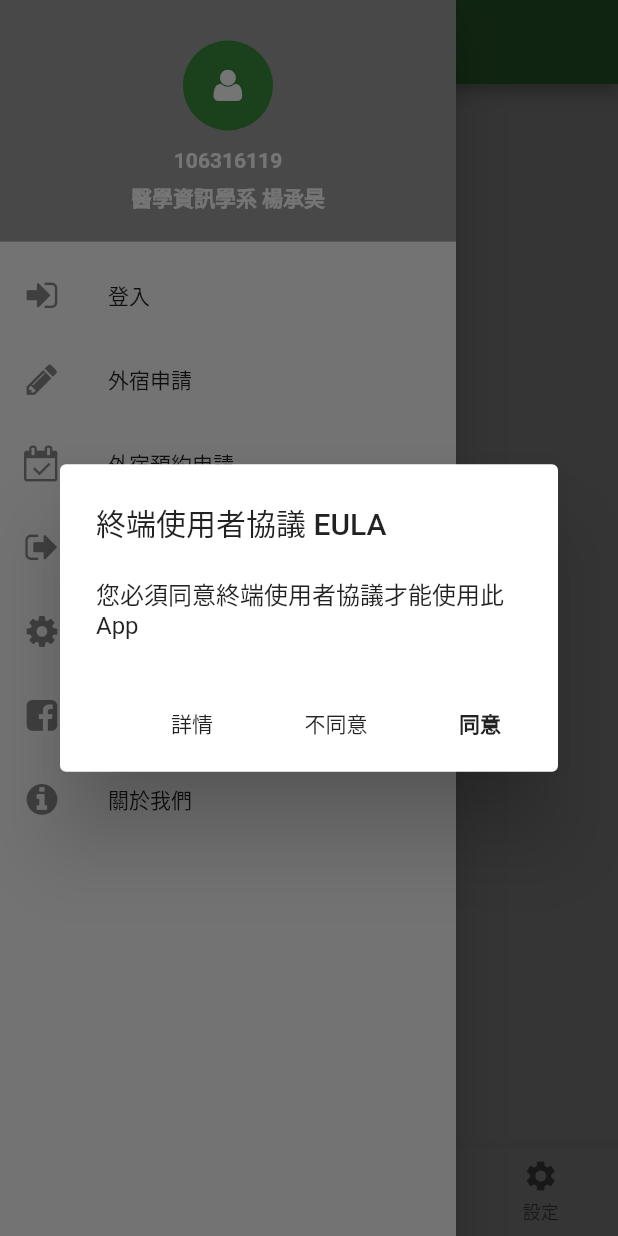
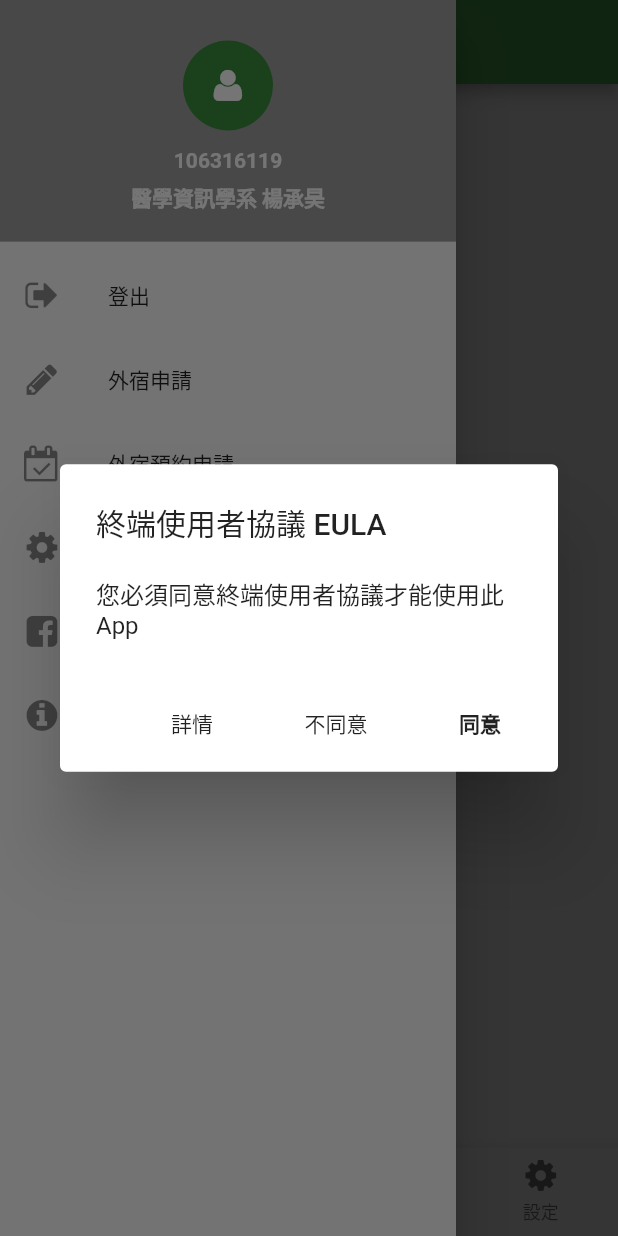
Before and after one commit to tico88612/tcu_myinfo_app, a Flutter app: the screen it shows after launch, with the side drawer open, on a phone screen of 412 x 824 dp. Run offline on Flutter 3.47's test engine with Material 2 defaults, Android fonts, the phone set to English and light mode, and no system bars.

Commit message:
Restore StatefulWeight and add icon

```diff
--- a/lib/MainPage.dart
+++ b/lib/MainPage.dart
@@ -1,4 +1,5 @@
 import 'package:flutter/material.dart';
+import 'package:tcu_myinfo_app/presentation/t_c_u_myinfo_icon_icons.dart';
 
 import 'package:tcu_myinfo_app/views/AppDrawer.dart';
 import 'package:tcu_myinfo_app/views/EULADialog.dart';
@@ -6,14 +7,14 @@ import 'package:tcu_myinfo_app/views/EULADialog.dart';
 class MainPage extends StatelessWidget {
   @override
   Widget build(BuildContext context) {
-    return new MainPageWidget();
+    return MainPageWidget();
   }
 }
 
 class MainPageWidget extends StatefulWidget {
   @override
   State<StatefulWidget> createState() {
-    return new MainPageState();
+    return MainPageState();
   }
 }
 
@@ -78,19 +79,19 @@ class MainPageState extends State<MainPageWidget> {
       bottomNavigationBar: new BottomNavigationBar(
         items: <BottomNavigationBarItem>[
           new BottomNavigationBarItem(
-            icon: Icon(Icons.home),
+            icon: Icon(TCUMyinfoIcon.home),
             title: getTabTitle(0),
           ),
           new BottomNavigationBarItem(
-            icon: Icon(Icons.message),
+            icon: Icon(TCUMyinfoIcon.bank),
             title: getTabTitle(1),
           ),
           new BottomNavigationBarItem(
-            icon: Icon(Icons.today),
+            icon: Icon(TCUMyinfoIcon.calendar),
             title: getTabTitle(2),
           ),
           new BottomNavigationBarItem(
-            icon: Icon(Icons.settings),
+            icon: Icon(TCUMyinfoIcon.cog),
             title: getTabTitle(3),
           ),
         ],
--- a/lib/presentation/t_c_u_myinfo_icon_icons.dart
+++ b/lib/presentation/t_c_u_myinfo_icon_icons.dart
@@ -16,6 +16,10 @@
 ///         Author:    Dave Gandy
 ///         License:   SIL ()
 ///         Homepage:  http://fortawesome.github.com/Font-Awesome/
+/// * Material Design Icons, Copyright (C) Google, Inc
+///         Author:    Google
+///         License:   Apache 2.0 (https://www.apache.org/licenses/LICENSE-2.0)
+///         Homepage:  https://design.google.com/icons/
 ///
 import 'package:flutter/widgets.dart';
 
@@ -39,9 +43,16 @@ class TCUMyinfoIcon {
   static const IconData location = const IconData(0xe80c, fontFamily: _kFontFam);
   static const IconData tags = const IconData(0xe80d, fontFamily: _kFontFam);
   static const IconData tag = const IconData(0xe80e, fontFamily: _kFontFam);
+  static const IconData link = const IconData(0xe80f, fontFamily: _kFontFam);
+  static const IconData attach_file = const IconData(0xe810, fontFamily: _kFontFam);
   static const IconData table = const IconData(0xf0ce, fontFamily: _kFontFam);
+  static const IconData doc_text = const IconData(0xf0f6, fontFamily: _kFontFam);
+  static const IconData building = const IconData(0xf0f7, fontFamily: _kFontFam);
   static const IconData direction = const IconData(0xf124, fontFamily: _kFontFam);
+  static const IconData doc_inv = const IconData(0xf15b, fontFamily: _kFontFam);
+  static const IconData doc_text_inv = const IconData(0xf15c, fontFamily: _kFontFam);
   static const IconData bank = const IconData(0xf19c, fontFamily: _kFontFam);
+  static const IconData building_filled = const IconData(0xf1ad, fontFamily: _kFontFam);
   static const IconData sliders = const IconData(0xf1de, fontFamily: _kFontFam);
   static const IconData newspaper = const IconData(0xf1ea, fontFamily: _kFontFam);
   static const IconData calendar_plus_o = const IconData(0xf271, fontFamily: _kFontFam);
--- a/lib/views/AppDrawer.dart
+++ b/lib/views/AppDrawer.dart
@@ -2,6 +2,22 @@ import 'package:flutter/material.dart';
 import 'package:tcu_myinfo_app/presentation/t_c_u_myinfo_icon_icons.dart';
 
 class AppDrawer extends StatelessWidget {
+  @override
+  Widget build(BuildContext context) {
+    return AppDrawerWidget();
+  }
+}
+
+class AppDrawerWidget extends StatefulWidget {
+  @override
+  State<StatefulWidget> createState() {
+    return AppDrawerState();
+  }
+}
+
+class AppDrawerState extends State<AppDrawerWidget> {
+  bool haslogin = false;
+
   @override
   Widget build(BuildContext context) {
     return Drawer(
@@ -47,13 +63,34 @@ class AppDrawer extends StatelessWidget {
               ),
             ),
           ),
-          ListTile(
+          Visibility(
+            child: ListTile(
               leading: Icon(TCUMyinfoIcon.login),
               title: Text('登入'),
               onTap: () {
                 // Do Something
                 Navigator.pop(context);
+                setState(
+                      () {
+                    haslogin = false;
                   },
+                );
+              },
+            ),
+            replacement: ListTile(
+              leading: Icon(TCUMyinfoIcon.logout),
+              title: Text('登出'),
+              onTap: () {
+                // Do Something
+                Navigator.pop(context);
+                setState(
+                  () {
+                    haslogin = true;
+                  },
+                );
+              },
+            ),
+            visible: haslogin,
           ),
           ListTile(
             leading: Icon(TCUMyinfoIcon.pencil),
@@ -66,14 +103,6 @@ class AppDrawer extends StatelessWidget {
           ListTile(
             leading: Icon(TCUMyinfoIcon.calendar_check_o),
             title: Text('外宿預約申請'),
-            onTap: () {
-              // Do Something
-              Navigator.pop(context);
-            },
-          ),
-          ListTile(
-            leading: Icon(TCUMyinfoIcon.logout),
-            title: Text('登出'),
             onTap: () {
               // Do Something
               Navigator.pop(context);
--- a/pubspec.yaml
+++ b/pubspec.yaml
@@ -42,7 +42,7 @@ flutter:
   fonts:
     - family: TCUMyinfoIcon
       fonts:
-        - asset: fonts/TCUMyinfoIcon.ttf
+        - asset: assets/fonts/TCUMyinfoIcon.ttf
   # To add assets to your application, add an assets section, like this:
   # assets:
   #  - images/a_dot_burr.jpeg
```
Also changed, not shown: assets/fonts/TCUMyinfoIcon.ttf (added), fonts/TCUMyinfoIcon.ttf (deleted). Lines whose indentation alone changed are shown as unchanged.
